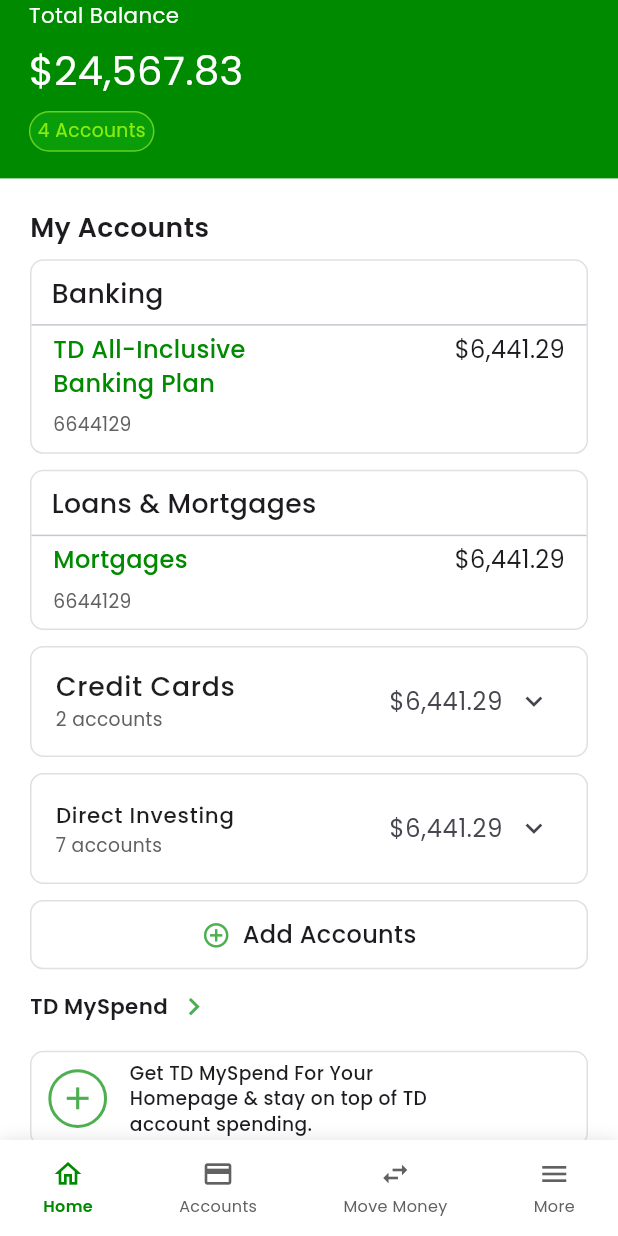
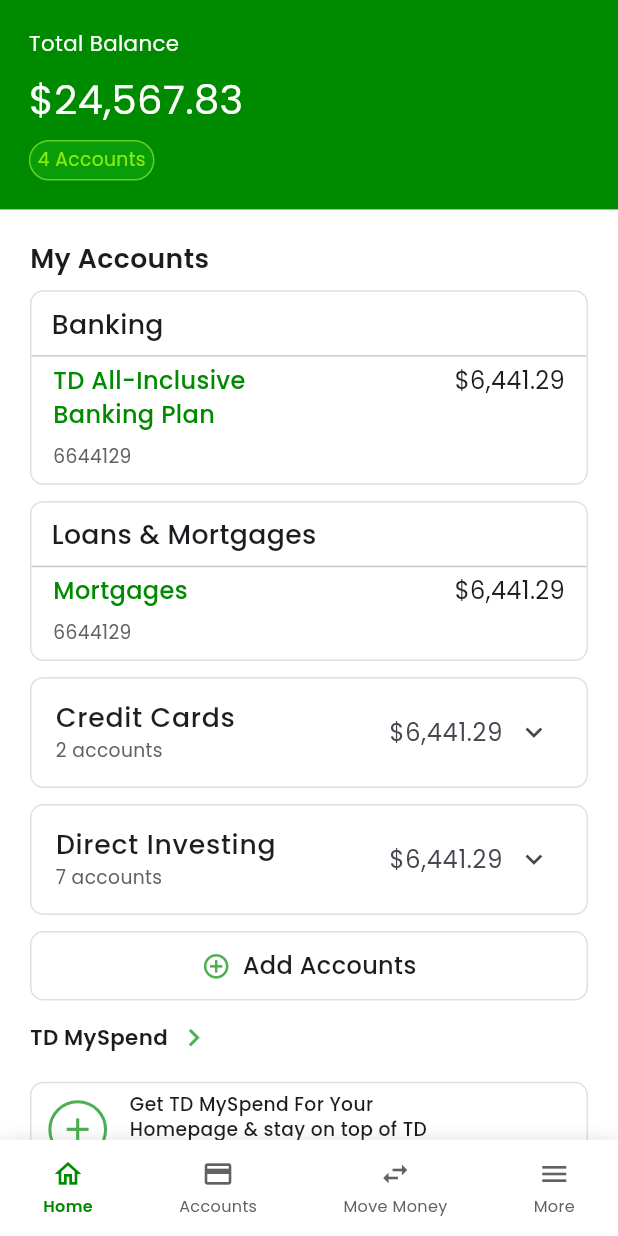
Before and after one commit to mdbayzid131/imagine_3d, a Flutter app: the BottomNavView screen opened by its route, on a phone screen of 412 x 824 dp. Run offline on Flutter 3.47's test engine with Material 3 defaults, Android fonts, the phone set to English and light mode, and no system bars; our stand-ins replace flutter_screenutil, flutter_svg, get, google_fonts, shared_preferences; accounts and stored records are empty.

Commit message:
ui update sakil Hossion

```diff
--- a/lib/core/constants/image_paths.dart
+++ b/lib/core/constants/image_paths.dart
@@ -9,8 +9,8 @@
 
 
   ///<======================ImageIcon =======================>
-static String profilePic = "profile_picture.png";
 static String appLogo = "assets/logos/appalogo.png";
+static String profilePic = "assets/logos/profile_image.jpg";
 
 
 }
--- a/lib/presentation/screens/accounts/account_screen.dart
+++ b/lib/presentation/screens/accounts/account_screen.dart
@@ -10,10 +10,10 @@
   @override
   Widget build(BuildContext context) {
     return SingleChildScrollView(
-      padding: EdgeInsets.all(20.h),
+      padding: EdgeInsets.symmetric(horizontal: 20, vertical: 60.h),
       child: Column(
         children: [
-          SizedBox(height: 20.h),
+          SizedBox(height: 30.h),
           Text(
             "Account",
             style: GoogleFonts.poppins(
--- a/lib/presentation/screens/accounts/custom_account_details.dart
+++ b/lib/presentation/screens/accounts/custom_account_details.dart
@@ -25,10 +25,9 @@
     return Scaffold(
       appBar: CustomWidgets.customAppBar(title: 'Account'),
       body: SingleChildScrollView(
-        padding: EdgeInsets.symmetric(horizontal: 20),
+        padding: EdgeInsets.symmetric(horizontal: 20.w,vertical: 20.w),
         child: Column(
           children: [
-            SizedBox(height: 40.h),
             Container(
               padding: EdgeInsets.all(16.w),
               decoration: BoxDecoration(
--- a/lib/presentation/screens/home/home_screen.dart
+++ b/lib/presentation/screens/home/home_screen.dart
@@ -22,7 +22,7 @@
         children: [
           Container(
             decoration: BoxDecoration(color: AppColors.primary),
-            padding: EdgeInsets.fromLTRB(20.w, 0, 20.w, 20.h),
+            padding: EdgeInsets.fromLTRB(20.w, 20.w, 20.w, 20.w),
             child: SafeArea(
               child: Column(
                 crossAxisAlignment: CrossAxisAlignment.start,
@@ -141,7 +141,7 @@
                           subtitle: Text(
                             "2 accounts",
                             style: GoogleFonts.poppins(
-                              fontSize: 14.0.sp,
+                              fontSize: 14.sp,
                               fontWeight: FontWeight.w400,
                               color: AppColors.caption,
                             ),
@@ -231,7 +231,7 @@
                           title: Text(
                             "Direct Investing",
                             style: GoogleFonts.poppins(
-                              fontSize: 16.sp,
+                              fontSize: 20.sp,
                               fontWeight: FontWeight.w500,
                               color: AppColors.textColor,
                             ),
@@ -239,7 +239,7 @@
                           subtitle: Text(
                             "7 accounts",
                             style: GoogleFonts.poppins(
-                              fontSize: 14.0.sp,
+                              fontSize: 14.sp,
                               fontWeight: FontWeight.w400,
                               color: AppColors.caption,
                             ),
@@ -453,6 +453,8 @@
                     ),
                   ),
                 ),
+                SizedBox(height: 60.h),
+
               ],
             ),
           ),
--- a/lib/presentation/screens/move money/move_money.dart
+++ b/lib/presentation/screens/move money/move_money.dart
@@ -25,11 +25,11 @@
         automaticallyImplyLeading: false,
       ),
       body: SingleChildScrollView(
-        padding: EdgeInsets.symmetric(horizontal: 20),
+        padding: EdgeInsets.symmetric(horizontal: 20.w),
         child: Column(
           crossAxisAlignment: CrossAxisAlignment.start,
           children: [
-            SizedBox(height: 40,),
+            SizedBox(height: 10.h,),
             /// Header
             Row(
               mainAxisAlignment: MainAxisAlignment.spaceBetween,
```
Also changed, not shown: assets/logos/profile_image.jpg (added), assets/logos/profile_picture.png (renamed from assets/dummy_image/profile_picture.png).
